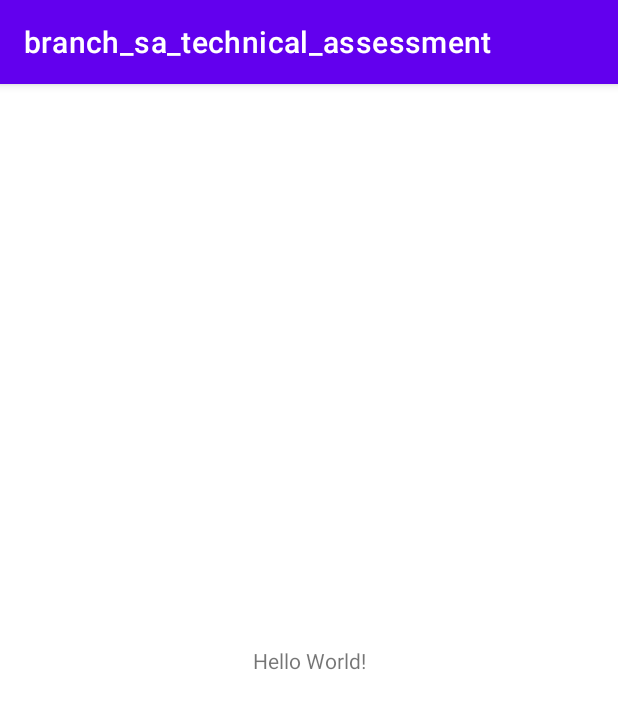
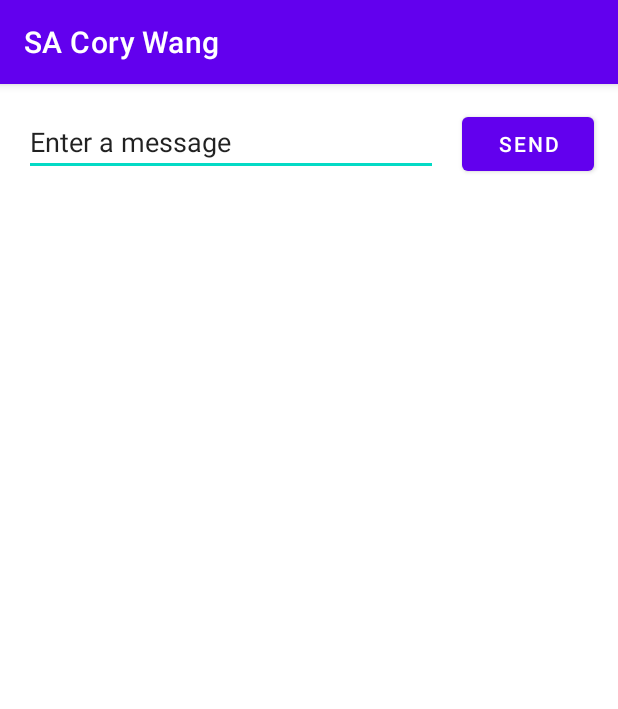
Before and after one commit to ETS-Android3/branch_sa_technical_assessment, an Android app: the screen it shows after launch (MainActivity), on a phone screen of 412 x 824 dp. Shown: the top 709 px of the screen. Run offline under Robolectric (Android 15) with nearby library versions, the phone set to English and light mode, and no system bars.

Commit message:
Added basic layout and 1st button

```diff
--- a/app/src/main/AndroidManifest.xml
+++ b/app/src/main/AndroidManifest.xml
@@ -9,7 +9,9 @@
         android:roundIcon="@mipmap/ic_launcher_round"
         android:supportsRtl="true"
         android:theme="@style/Theme.Branch_sa_technical_assessment">
-        <activity android:name=".MainActivity">
+        <activity
+            android:name=".MainActivity"
+            android:exported="true">
             <intent-filter>
                 <action android:name="android.intent.action.MAIN" />
 
--- a/app/src/main/java/com/example/branch_sa_technical_assessment/MainActivity.java
+++ b/app/src/main/java/com/example/branch_sa_technical_assessment/MainActivity.java
@@ -10,5 +10,7 @@ public class MainActivity extends AppCompatActivity {
     protected void onCreate(Bundle savedInstanceState) {
         super.onCreate(savedInstanceState);
         setContentView(R.layout.activity_main);
+
+
     }
 }
--- a/app/src/main/res/layout/activity_main.xml
+++ b/app/src/main/res/layout/activity_main.xml
@@ -6,13 +6,29 @@
     android:layout_height="match_parent"
     tools:context=".MainActivity">
 
-    <TextView
+    <EditText
+        android:id="@+id/editTextTextPersonName"
+        android:layout_width="0dp"
+        android:layout_height="wrap_content"
+        android:layout_marginStart="16dp"
+        android:layout_marginTop="16dp"
+        android:ems="10"
+        android:inputType="textPersonName"
+        android:text="@string/edit_message"
+        app:layout_constraintEnd_toStartOf="@+id/button"
+        app:layout_constraintHorizontal_bias="0.5"
+        app:layout_constraintStart_toStartOf="parent"
+        app:layout_constraintTop_toTopOf="parent" />
+
+    <Button
+        android:id="@+id/button"
         android:layout_width="wrap_content"
         android:layout_height="wrap_content"
-        android:text="Hello World!"
-        app:layout_constraintBottom_toBottomOf="parent"
-        app:layout_constraintLeft_toLeftOf="parent"
-        app:layout_constraintRight_toRightOf="parent"
-        app:layout_constraintTop_toTopOf="parent" />
-
+        android:layout_marginStart="16dp"
+        android:layout_marginEnd="16dp"
+        android:text="@string/button_send"
+        app:layout_constraintBaseline_toBaselineOf="@+id/editTextTextPersonName"
+        app:layout_constraintEnd_toEndOf="parent"
+        app:layout_constraintHorizontal_bias="0.5"
+        app:layout_constraintStart_toEndOf="@+id/editTextTextPersonName" />
 </androidx.constraintlayout.widget.ConstraintLayout>
--- a/app/src/main/res/values/strings.xml
+++ b/app/src/main/res/values/strings.xml
@@ -1,3 +1,5 @@
 <resources>
-    <string name="app_name">branch_sa_technical_assessment</string>
+    <string name="app_name">SA Cory Wang</string>
+    <string name="edit_message">Enter a message</string>
+    <string name="button_send">Send</string>
 </resources>
```
